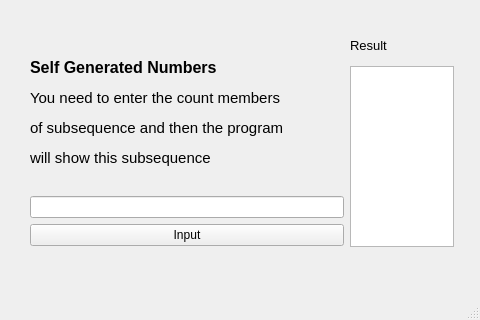
Before: the Qt Designer form Task1/mainwindow.ui in RomaBirilo/Practical-tasks, drawn with Qt 5; both pictures show x 510 to 990 and y 274 to 594 of the 990 by 594 pixel window.
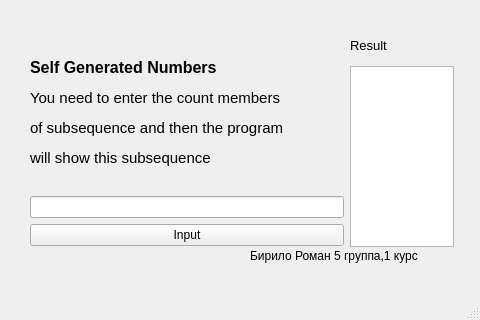
After: the same form once the commit is applied.

What changed in the file:
```diff
--- a/Task1/mainwindow.ui
+++ b/Task1/mainwindow.ui
@@ -138,7 +138,7 @@
      </layout>
     </widget>
    </widget>
-   <widget class="QWidget" name="">
+   <widget class="QWidget" name="layoutWidget">
     <property name="geometry">
      <rect>
       <x>450</x>
@@ -171,7 +171,7 @@
      </item>
     </layout>
    </widget>
-   <widget class="QWidget" name="">
+   <widget class="QWidget" name="layoutWidget">
     <property name="geometry">
      <rect>
       <x>10</x>
@@ -204,7 +204,7 @@
      </item>
     </layout>
    </widget>
-   <widget class="QWidget" name="">
+   <widget class="QWidget" name="layoutWidget">
     <property name="geometry">
      <rect>
       <x>540</x>
@@ -237,6 +237,19 @@
      </item>
     </layout>
    </widget>
+   <widget class="QLabel" name="label_9">
+    <property name="geometry">
+     <rect>
+      <x>760</x>
+      <y>520</y>
+      <width>221</width>
+      <height>20</height>
+     </rect>
+    </property>
+    <property name="text">
+     <string>Бирило Роман 5 группа,1 курс</string>
+    </property>
+   </widget>
   </widget>
   <widget class="QMenuBar" name="menubar">
    <property name="geometry">
```
Left out of the diff: 2 changed lines with no effect on the pictures.
